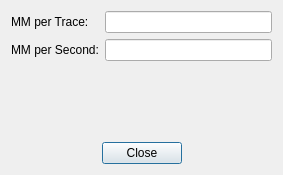
fsoos74/su, file SeismicUI/sectionscaledialog.ui: the form before one commit.
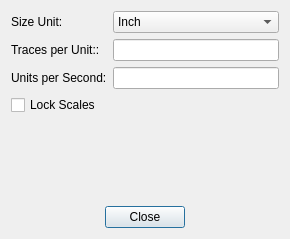
The form after the commit.

Commit message: -fixed gatherviewer resize with fixed scale -added quality factor tp intercept and gradient volume process

The edit to the form file:
```diff
--- a/SeismicUI/sectionscaledialog.ui
+++ b/SeismicUI/sectionscaledialog.ui
@@ -6,8 +6,8 @@
    <rect>
     <x>0</x>
     <y>0</y>
-    <width>283</width>
-    <height>175</height>
+    <width>290</width>
+    <height>239</height>
    </rect>
   </property>
   <property name="windowTitle">
@@ -17,24 +17,55 @@
    <item>
     <layout class="QGridLayout" name="gridLayout">
      <item row="0" column="0">
-      <widget class="QLabel" name="label">
+      <widget class="QLabel" name="label_3">
        <property name="text">
-        <string>MM per Trace:</string>
+        <string>Size Unit:</string>
        </property>
       </widget>
      </item>
      <item row="0" column="1">
-      <widget class="QLineEdit" name="leMMPerTrace"/>
+      <widget class="QComboBox" name="cbUnit">
+       <property name="currentIndex">
+        <number>1</number>
+       </property>
+       <item>
+        <property name="text">
+         <string>Centimeter</string>
+        </property>
+       </item>
+       <item>
+        <property name="text">
+         <string>Inch</string>
+        </property>
+       </item>
+      </widget>
      </item>
      <item row="1" column="0">
-      <widget class="QLabel" name="label_2">
+      <widget class="QLabel" name="label">
        <property name="text">
-        <string>MM per Second:</string>
+        <string>Traces per Unit::</string>
        </property>
       </widget>
      </item>
      <item row="1" column="1">
-      <widget class="QLineEdit" name="leMMPerSecond"/>
+      <widget class="QLineEdit" name="leTracesPerUnit"/>
+     </item>
+     <item row="2" column="0">
+      <widget class="QLabel" name="label_2">
+       <property name="text">
+        <string>Units per Second:</string>
+       </property>
+      </widget>
+     </item>
+     <item row="2" column="1">
+      <widget class="QLineEdit" name="leUnitsPerSecond"/>
+     </item>
+     <item row="3" column="0" colspan="2">
+      <widget class="QCheckBox" name="cbLock">
+       <property name="text">
+        <string>Lock Scales</string>
+       </property>
+      </widget>
      </item>
     </layout>
    </item>
```
Left out of the diff: 32 changed lines with no effect on the pictures. The commit also changes 16 other files.
